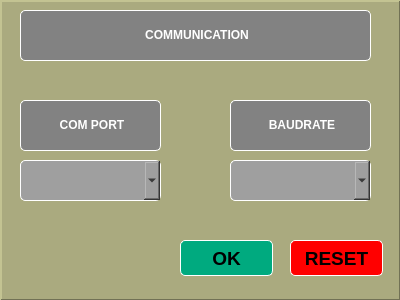
Before: the Qt Designer form QtPaintingChair/comWindow.ui in NguyenKhanh2101993/Painting_Chair_Robot_ver02, drawn with Qt 5.
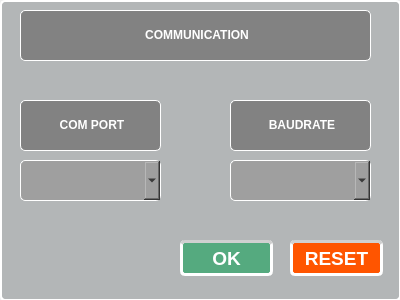
After: the same form once the commit is applied. Icons and pictures are not drawn.

Diff of the .ui file:
```diff
--- a/QtPaintingChair/comWindow.ui
+++ b/QtPaintingChair/comWindow.ui
@@ -51,7 +51,9 @@
     </sizepolicy>
    </property>
    <property name="styleSheet">
-    <string notr="true">background-color: rgb(170, 170, 127);</string>
+    <string notr="true">background-color: rgb(179, 182, 183);
+border: 2px solid rgb(255, 255, 255);
+border-radius: 5px</string>
    </property>
    <property name="frameShape">
     <enum>QFrame::Panel</enum>
@@ -75,10 +77,15 @@
      </rect>
     </property>
     <property name="styleSheet">
-     <string notr="true">font: 75 16pt &quot;Arial&quot;;
+     <string notr="true">QComboBox{font: 75 16pt &quot;Arial&quot;;
 background-color: rgb(159, 159, 159);
 border: 1px solid rgb(255, 255, 255);
-border-radius: 5px</string>
+border-radius: 5px
+}
+QComboBox:hover {
+	border: 3px solid rgb(77, 77, 77);
+	color: rgb(77, 77, 77);
+}</string>
     </property>
    </widget>
    <widget class="QPushButton" name="pushButton">
@@ -108,9 +115,19 @@
      <bool>false</bool>
     </property>
     <property name="styleSheet">
-     <string notr="true">background-color: rgb(0, 170, 127);
-border: 1px solid rgb(255, 255, 255);
-border-radius: 5px</string>
+     <string notr="true">QPushButton { background-color: rgb(85, 170, 127);
+color: rgb(255, 255, 255);
+border: 3px solid rgb(255, 255, 255);
+border-radius: 5px;
+border-top-color: rgb(208, 208, 208);
+}
+QPushButton:hover {
+	border: 3px solid rgb(77, 77, 77);
+	color: rgb(77, 77, 77);
+}
+QPushButton:pressed {
+	background-color: rgb(163, 228, 215);
+}</string>
     </property>
     <property name="text">
      <string>OK</string>
@@ -143,9 +160,19 @@
      <bool>false</bool>
     </property>
     <property name="styleSheet">
-     <string notr="true">background-color: rgb(255, 0, 0);
-border: 1px solid rgb(255, 255, 255);
-border-radius: 5px</string>
+     <string notr="true">QPushButton{
+background-color: rgb(255, 85, 0);
+color: rgb(255, 255, 255);
+border: 3px solid rgb(255, 255, 255);
+border-radius: 5px;
+border-top-color: rgb(208, 208, 208);}
+QPushButton:hover {
+	border: 3px solid rgb(77, 77, 77);
+	color: rgb(77, 77, 77);
+}
+QPushButton:pressed {
+	background-color: rgb(163, 228, 215);
+}</string>
     </property>
     <property name="text">
      <string>RESET</string>
@@ -181,10 +208,15 @@
      </rect>
     </property>
     <property name="styleSheet">
-     <string notr="true">font: 75 16pt &quot;Arial&quot;;
+     <string notr="true">QComboBox{font: 75 16pt &quot;Arial&quot;;
 background-color: rgb(159, 159, 159);
 border: 1px solid rgb(255, 255, 255);
-border-radius: 5px</string>
+border-radius: 5px
+}
+QComboBox:hover {
+	border: 3px solid rgb(77, 77, 77);
+	color: rgb(77, 77, 77);
+}</string>
     </property>
    </widget>
    <widget class="QLabel" name="label_40">
```
